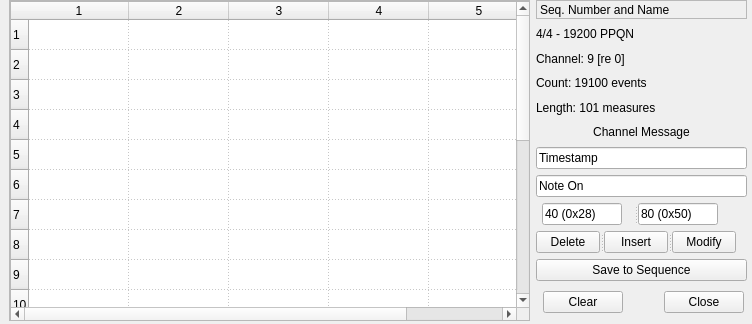
First picture: the form in seq_qt5/forms/qseqeventframe.ui, repository ahlstromcj/sequencer64, before the edit.
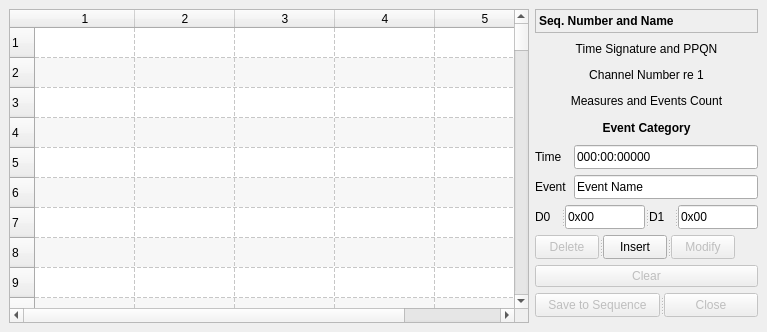
Second picture: the form after the edit.

Commit message: Event editor basics work, some bugs and features work ongoing.

```diff
--- a/seq_qt5/forms/qseqeventframe.ui
+++ b/seq_qt5/forms/qseqeventframe.ui
@@ -6,8 +6,8 @@
    <rect>
     <x>0</x>
     <y>0</y>
-    <width>752</width>
-    <height>324</height>
+    <width>767</width>
+    <height>332</height>
    </rect>
   </property>
   <property name="sizePolicy">
@@ -19,60 +19,181 @@
   <property name="windowTitle">
    <string>Frame</string>
   </property>
-  <widget class="QWidget" name="">
+  <widget class="QTableWidget" name="eventTableWidget">
    <property name="geometry">
     <rect>
-     <x>543</x>
-     <y>290</y>
-     <width>201</width>
-     <height>25</height>
+     <x>9</x>
+     <y>9</y>
+     <width>520</width>
+     <height>314</height>
     </rect>
    </property>
-   <layout class="QHBoxLayout" name="buttonHorizLayout">
-    <item>
-     <widget class="QPushButton" name="button_clear">
-      <property name="text">
-       <string>Clear</string>
-      </property>
-     </widget>
-    </item>
-    <item>
-     <spacer name="horizontalSpacer">
-      <property name="orientation">
-       <enum>Qt::Horizontal</enum>
-      </property>
-      <property name="sizeHint" stdset="0">
-       <size>
-        <width>40</width>
-        <height>20</height>
-       </size>
-      </property>
-     </spacer>
-    </item>
-    <item>
-     <widget class="QPushButton" name="button_cancel">
-      <property name="text">
-       <string>Close</string>
-      </property>
-     </widget>
-    </item>
-   </layout>
+   <property name="sizePolicy">
+    <sizepolicy hsizetype="MinimumExpanding" vsizetype="MinimumExpanding">
+     <horstretch>0</horstretch>
+     <verstretch>0</verstretch>
+    </sizepolicy>
+   </property>
+   <property name="minimumSize">
+    <size>
+     <width>520</width>
+     <height>200</height>
+    </size>
+   </property>
+   <property name="sizeAdjustPolicy">
+    <enum>QAbstractScrollArea::AdjustIgnored</enum>
+   </property>
+   <property name="alternatingRowColors">
+    <bool>true</bool>
+   </property>
+   <property name="selectionBehavior">
+    <enum>QAbstractItemView::SelectRows</enum>
+   </property>
+   <property name="gridStyle">
+    <enum>Qt::DashLine</enum>
+   </property>
+   <property name="rowCount">
+    <number>100</number>
+   </property>
+   <property name="columnCount">
+    <number>5</number>
+   </property>
+   <row/>
+   <row/>
+   <row/>
+   <row/>
+   <row/>
+   <row/>
+   <row/>
+   <row/>
+   <row/>
+   <row/>
+   <row/>
+   <row/>
+   <row/>
+   <row/>
+   <row/>
+   <row/>
+   <row/>
+   <row/>
+   <row/>
+   <row/>
+   <row/>
+   <row/>
+   <row/>
+   <row/>
+   <row/>
+   <row/>
+   <row/>
+   <row/>
+   <row/>
+   <row/>
+   <row/>
+   <row/>
+   <row/>
+   <row/>
+   <row/>
+   <row/>
+   <row/>
+   <row/>
+   <row/>
+   <row/>
+   <row/>
+   <row/>
+   <row/>
+   <row/>
+   <row/>
+   <row/>
+   <row/>
+   <row/>
+   <row/>
+   <row/>
+   <row/>
+   <row/>
+   <row/>
+   <row/>
+   <row/>
+   <row/>
+   <row/>
+   <row/>
+   <row/>
+   <row/>
+   <row/>
+   <row/>
+   <row/>
+   <row/>
+   <row/>
+   <row/>
+   <row/>
+   <row/>
+   <row/>
+   <row/>
+   <row/>
+   <row/>
+   <row/>
+   <row/>
+   <row/>
+   <row/>
+   <row/>
+   <row/>
+   <row/>
+   <row/>
+   <row/>
+   <row/>
+   <row/>
+   <row/>
+   <row/>
+   <row/>
+   <row/>
+   <row/>
+   <row/>
+   <row/>
+   <row/>
+   <row/>
+   <row/>
+   <row/>
+   <row/>
+   <row/>
+   <row/>
+   <row/>
+   <row/>
+   <row/>
+   <column/>
+   <column/>
+   <column/>
+   <column/>
+   <column/>
   </widget>
-  <widget class="QWidget" name="">
+  <widget class="QWidget" name="layoutWidget">
    <property name="geometry">
     <rect>
-     <x>536</x>
-     <y>0</y>
-     <width>211</width>
-     <height>281</height>
+     <x>535</x>
+     <y>9</y>
+     <width>223</width>
+     <height>314</height>
     </rect>
    </property>
-   <layout class="QVBoxLayout" name="infoVertLayout">
-    <property name="spacing">
-     <number>6</number>
-    </property>
+   <layout class="QVBoxLayout" name="verticalLayout">
     <item>
      <widget class="QLabel" name="label_seq_name">
+      <property name="minimumSize">
+       <size>
+        <width>0</width>
+        <height>24</height>
+       </size>
+      </property>
+      <property name="maximumSize">
+       <size>
+        <width>16777215</width>
+        <height>24</height>
+       </size>
+      </property>
+      <property name="font">
+       <font>
+        <weight>75</weight>
+        <bold>true</bold>
+       </font>
+      </property>
       <property name="frameShape">
        <enum>QFrame::StyledPanel</enum>
       </property>
@@ -89,48 +210,92 @@
     </item>
     <item>
      <widget class="QLabel" name="label_time_sig">
+      <property name="minimumSize">
+       <size>
+        <width>0</width>
+        <height>20</height>
+       </size>
+      </property>
+      <property name="maximumSize">
+       <size>
+        <width>16777215</width>
+        <height>20</height>
+       </size>
+      </property>
       <property name="text">
-       <string>4/4 - 19200 PPQN</string>
+       <string>Time Signature and PPQN</string>
       </property>
       <property name="alignment">
-       <set>Qt::AlignLeading|Qt::AlignLeft|Qt::AlignVCenter</set>
+       <set>Qt::AlignCenter</set>
       </property>
      </widget>
     </item>
     <item>
      <widget class="QLabel" name="label_channel">
-      <property name="text">
-       <string>Channel: 9 [re 0]</string>
+      <property name="minimumSize">
+       <size>
+        <width>0</width>
+        <height>20</height>
+       </size>
       </property>
-      <property name="alignment">
-       <set>Qt::AlignLeading|Qt::AlignLeft|Qt::AlignVCenter</set>
+      <property name="maximumSize">
+       <size>
+        <width>16777215</width>
+        <height>20</height>
+       </size>
       </property>
-     </widget>
-    </item>
-    <item>
-     <widget class="QLabel" name="label_ev_count">
       <property name="text">
-       <string>Count: 19100 events</string>
+       <string>Channel Number re 1</string>
       </property>
       <property name="alignment">
-       <set>Qt::AlignLeading|Qt::AlignLeft|Qt::AlignVCenter</set>
+       <set>Qt::AlignCenter</set>
       </property>
      </widget>
     </item>
     <item>
-     <widget class="QLabel" name="label_seq_length">
+     <widget class="QLabel" name="label_measures_ev_count">
+      <property name="minimumSize">
+       <size>
+        <width>0</width>
+        <height>20</height>
+       </size>
+      </property>
+      <property name="maximumSize">
+       <size>
+        <width>16777215</width>
+        <height>20</height>
+       </size>
+      </property>
       <property name="text">
-       <string>Length: 101 measures</string>
+       <string>Measures and Events Count</string>
       </property>
       <property name="alignment">
-       <set>Qt::AlignLeading|Qt::AlignLeft|Qt::AlignVCenter</set>
+       <set>Qt::AlignCenter</set>
       </property>
      </widget>
     </item>
     <item>
      <widget class="QLabel" name="label_category">
+      <property name="minimumSize">
+       <size>
+        <width>0</width>
+        <height>22</height>
+       </size>
+      </property>
+      <property name="maximumSize">
+       <size>
+        <width>16777215</width>
+        <height>22</height>
+       </size>
+      </property>
+      <property name="font">
+       <font>
+        <weight>75</weight>
+        <bold>true</bold>
+       </font>
+      </property>
       <property name="text">
-       <string>Channel Message</string>
+       <string>Event Category</string>
       </property>
       <property name="alignment">
        <set>Qt::AlignCenter</set>
@@ -138,70 +303,197 @@
      </widget>
     </item>
     <item>
-     <widget class="QLineEdit" name="entry_ev_timestamp">
-      <property name="text">
-       <string>Timestamp</string>
-      </property>
-     </widget>
+     <layout class="QGridLayout" name="gridLayout">
+      <item row="0" column="0">
+       <widget class="QLabel" name="time_label">
+        <property name="minimumSize">
+         <size>
+          <width>0</width>
+          <height>24</height>
+         </size>
+        </property>
+        <property name="maximumSize">
+         <size>
+          <width>16777215</width>
+          <height>24</height>
+         </size>
+        </property>
+        <property name="text">
+         <string>Time  </string>
+        </property>
+       </widget>
+      </item>
+      <item row="0" column="1">
+       <widget class="QLineEdit" name="entry_ev_timestamp">
+        <property name="minimumSize">
+         <size>
+          <width>0</width>
+          <height>24</height>
+         </size>
+        </property>
+        <property name="maximumSize">
+         <size>
+          <width>16777215</width>
+          <height>24</height>
+         </size>
+        </property>
+        <property name="text">
+         <string>000:00:00000</string>
+        </property>
+       </widget>
+      </item>
+      <item row="1" column="0">
+       <widget class="QLabel" name="event_label">
+        <property name="minimumSize">
+         <size>
+          <width>0</width>
+          <height>24</height>
+         </size>
+        </property>
+        <property name="maximumSize">
+         <size>
+          <width>16777215</width>
+          <height>24</height>
+         </size>
+        </property>
+        <property name="text">
+         <string>Event</string>
+        </property>
+       </widget>
+      </item>
+      <item row="1" column="1">
+       <widget class="QLineEdit" name="entry_ev_name">
+        <property name="minimumSize">
+         <size>
+          <width>0</width>
+          <height>24</height>
+         </size>
+        </property>
+        <property name="maximumSize">
+         <size>
+          <width>16777215</width>
+          <height>24</height>
+         </size>
+        </property>
+        <property name="text">
+         <string>Event Name</string>
+        </property>
+       </widget>
+      </item>
+     </layout>
     </item>
     <item>
-     <widget class="QLineEdit" name="entry_ev_name">
-      <property name="text">
-       <string>Note On</string>
-      </property>
-     </widget>
-    </item>
-    <item>
-     <widget class="QSplitter" name="data_splitter">
+     <widget class="QSplitter" name="data_byte_splitter">
       <property name="minimumSize">
        <size>
-        <width>190</width>
+        <width>200</width>
         <height>0</height>
        </size>
       </property>
+      <property name="maximumSize">
+       <size>
+        <width>16777215</width>
+        <height>24</height>
+       </size>
+      </property>
       <property name="orientation">
        <enum>Qt::Horizontal</enum>
       </property>
+      <widget class="QLabel" name="d0_label">
+       <property name="minimumSize">
+        <size>
+         <width>0</width>
+         <height>24</height>
+        </size>
+       </property>
+       <property name="maximumSize">
+        <size>
+         <width>16777215</width>
+         <height>24</height>
+        </size>
+       </property>
+       <property name="text">
+        <string>D0</string>
+       </property>
+      </widget>
       <widget class="QLineEdit" name="entry_ev_data_0">
+       <property name="minimumSize">
+        <size>
+         <width>0</width>
+         <height>24</height>
+        </size>
+       </property>
        <property name="maximumSize">
         <size>
          <width>80</width>
-         <height>16777215</height>
+         <height>24</height>
         </size>
        </property>
        <property name="text">
-        <string>40 (0x28)</string>
+        <string>0x00</string>
+       </property>
+      </widget>
+      <widget class="QLabel" name="d1_label">
+       <property name="minimumSize">
+        <size>
+         <width>0</width>
+         <height>24</height>
+        </size>
+       </property>
+       <property name="maximumSize">
+        <size>
+         <width>16777215</width>
+         <height>24</height>
+        </size>
+       </property>
+       <property name="text">
+        <string>D1</string>
        </property>
       </widget>
       <widget class="QLineEdit" name="entry_ev_data_1">
        <property name="minimumSize">
         <size>
          <width>80</width>
-         <height>0</height>
+         <height>24</height>
         </size>
        </property>
        <property name="maximumSize">
         <size>
          <width>80</width>
-         <height>16777215</height>
+         <height>24</height>
         </size>
        </property>
        <property name="text">
-        <string>80 (0x50)</string>
+        <string>0x00</string>
        </property>
       </widget>
      </widget>
     </item>
     <item>
-     <widget class="QSplitter" name="splitter">
+     <widget class="QSplitter" name="del_ins_mod_splitter">
+      <property name="maximumSize">
+       <size>
+        <width>200</width>
+        <height>24</height>
+       </size>
+      </property>
       <property name="orientation">
        <enum>Qt::Horizontal</enum>
       </property>
       <widget class="QPushButton" name="button_del">
+       <property name="enabled">
+        <bool>false</bool>
+       </property>
+       <property name="minimumSize">
+        <size>
+         <width>0</width>
+         <height>24</height>
+        </size>
+       </property>
        <property name="maximumSize">
         <size>
          <width>64</width>
-         <height>16777215</height>
+         <height>24</height>
         </size>
        </property>
        <property name="text">
@@ -209,10 +501,19 @@
        </property>
       </widget>
       <widget class="QPushButton" name="button_ins">
+       <property name="enabled">
+        <bool>true</bool>
+       </property>
+       <property name="minimumSize">
+        <size>
+         <width>0</width>
+         <height>24</height>
+        </size>
+       </property>
        <property name="maximumSize">
         <size>
          <width>64</width>
-         <height>16777215</height>
+         <height>24</height>
         </size>
        </property>
        <property name="text">
@@ -220,10 +521,19 @@
        </property>
       </widget>
       <widget class="QPushButton" name="button_modify">
+       <property name="enabled">
+        <bool>false</bool>
+       </property>
+       <property name="minimumSize">
+        <size>
+         <width>0</width>
+         <height>24</height>
+        </size>
+       </property>
        <property name="maximumSize">
         <size>
          <width>64</width>
-         <height>16777215</height>
+         <height>24</height>
         </size>
        </property>
        <property name="text">
@@ -233,130 +543,64 @@
      </widget>
     </item>
     <item>
-     <layout class="QHBoxLayout" name="horizontalLayout">
-      <item>
-       <widget class="QPushButton" name="button_save">
-        <property name="text">
-         <string>Save to Sequence</string>
-        </property>
-       </widget>
-      </item>
-     </layout>
+     <widget class="QPushButton" name="button_clear">
+      <property name="enabled">
+       <bool>false</bool>
+      </property>
+      <property name="text">
+       <string>Clear</string>
+      </property>
+     </widget>
+    </item>
+    <item>
+     <widget class="QSplitter" name="save_close_splitter">
+      <property name="orientation">
+       <enum>Qt::Horizontal</enum>
+      </property>
+      <widget class="QPushButton" name="button_save">
+       <property name="enabled">
+        <bool>false</bool>
+       </property>
+       <property name="minimumSize">
+        <size>
+         <width>0</width>
+         <height>24</height>
+        </size>
+       </property>
+       <property name="maximumSize">
+        <size>
+         <width>16777215</width>
+         <height>24</height>
+        </size>
+       </property>
+       <property name="text">
+        <string>Save to Sequence</string>
+       </property>
+      </widget>
+      <widget class="QPushButton" name="button_cancel">
+       <property name="enabled">
+        <bool>false</bool>
+       </property>
+       <property name="minimumSize">
+        <size>
+         <width>0</width>
+         <height>24</height>
+        </size>
+       </property>
+       <property name="maximumSize">
+        <size>
+         <width>16777215</width>
+         <height>24</height>
+        </size>
+       </property>
+       <property name="text">
+        <string>Close</string>
+       </property>
+      </widget>
+     </widget>
     </item>
    </layout>
   </widget>
-  <widget class="QScrollArea" name="eventScrollArea">
-   <property name="geometry">
-    <rect>
-     <x>9</x>
-     <y>0</y>
-     <width>521</width>
-     <height>321</height>
-    </rect>
-   </property>
-   <property name="sizePolicy">
-    <sizepolicy hsizetype="Expanding" vsizetype="Expanding">
-     <horstretch>0</horstretch>
-     <verstretch>0</verstretch>
-    </sizepolicy>
-   </property>
-   <property name="minimumSize">
-    <size>
-     <width>500</width>
-     <height>294</height>
-    </size>
-   </property>
-   <property name="sizeAdjustPolicy">
-    <enum>QAbstractScrollArea::AdjustToContents</enum>
-   </property>
-   <property name="widgetResizable">
-    <bool>true</bool>
-   </property>
-   <widget class="QWidget" name="scrollAreaWidgetContents">
-    <property name="geometry">
-     <rect>
-      <x>0</x>
-      <y>0</y>
-      <width>519</width>
-      <height>319</height>
-     </rect>
-    </property>
-    <property name="sizePolicy">
-     <sizepolicy hsizetype="Expanding" vsizetype="Expanding">
-      <horstretch>0</horstretch>
-      <verstretch>0</verstretch>
-     </sizepolicy>
-    </property>
-    <widget class="QTableWidget" name="eventTableWidget">
-     <property name="geometry">
-      <rect>
-       <x>0</x>
-       <y>0</y>
-       <width>521</width>
-       <height>321</height>
-      </rect>
-     </property>
-     <property name="sizePolicy">
-      <sizepolicy hsizetype="MinimumExpanding" vsizetype="MinimumExpanding">
-       <horstretch>0</horstretch>
-       <verstretch>0</verstretch>
-      </sizepolicy>
-     </property>
-     <property name="minimumSize">
-      <size>
-       <width>500</width>
-       <height>294</height>
-      </size>
-     </property>
-     <property name="sizeAdjustPolicy">
-      <enum>QAbstractScrollArea::AdjustToContents</enum>
-     </property>
-     <property name="gridStyle">
-      <enum>Qt::DotLine</enum>
-     </property>
-     <property name="wordWrap">
-      <bool>false</bool>
-     </property>
-     <property name="cornerButtonEnabled">
-      <bool>false</bool>
-     </property>
-     <property name="rowCount">
-      <number>20</number>
-     </property>
-     <property name="columnCount">
-      <number>5</number>
-     </property>
-     <attribute name="verticalHeaderVisible">
-      <bool>true</bool>
-     </attribute>
-     <row/>
-     <row/>
-     <row/>
-     <row/>
-     <row/>
-     <row/>
-     <row/>
-     <row/>
-     <row/>
-     <row/>
-     <row/>
-     <row/>
-     <row/>
-     <row/>
-     <row/>
-     <row/>
-     <row/>
-     <row/>
-     <row/>
-     <row/>
-     <column/>
-     <column/>
-     <column/>
-     <column/>
-     <column/>
-    </widget>
-   </widget>
-  </widget>
  </widget>
  <resources/>
  <connections/>
```
Left out of the diff: 2 changed lines with no effect on the pictures. The commit also changes 37 other files.
